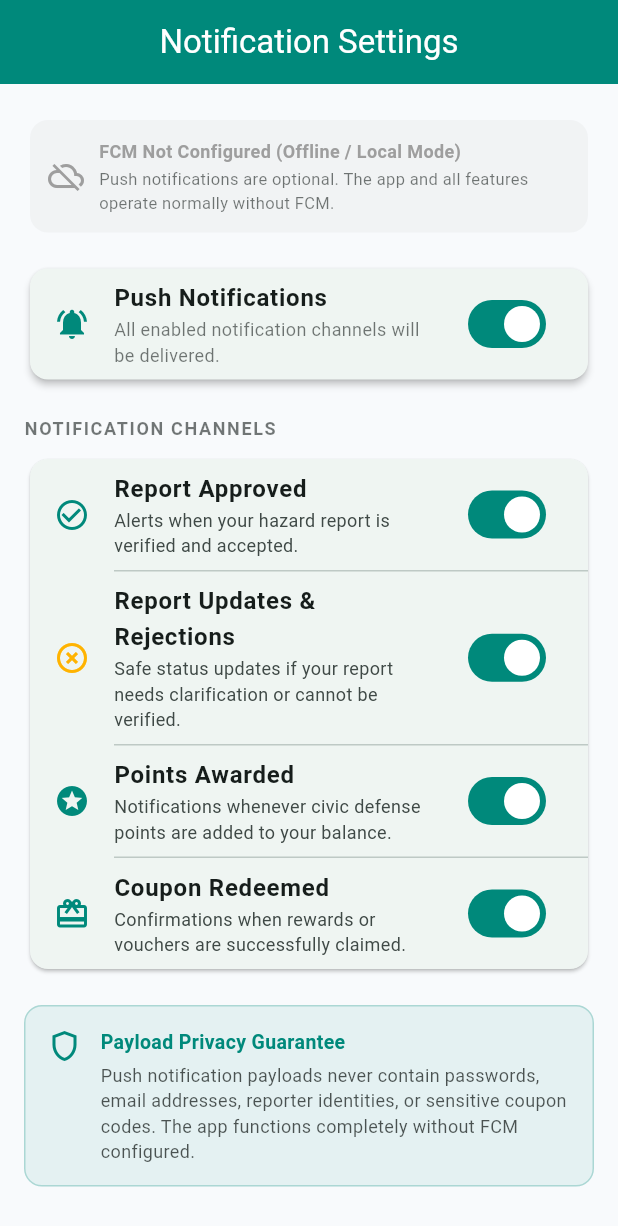
After one commit to chathuranga00/Clean-Spot, a Flutter app: the SettingsScreen screen opened by its route, on a phone screen of 412 x 824 dp. The commit adds this screen. Shown: the top 1226 px of the screen. Run offline on Flutter 3.47's test engine with Material 3 defaults, Android fonts, the phone set to English and light mode, and no system bars; our stand-ins replace cloud_firestore, cloud_functions, firebase_auth, firebase_core, firebase_storage, fl_chart and 7 more; accounts and stored records are empty.

Commit message:
feat: optional FCM notifications with privacy-safe payloads and settings screen
Backend:
- functions/src/notifications/types.ts: NotificationEventType, UserNotificationPreferences,
  DEFAULT_NOTIFICATION_PREFERENCES, SafeNotificationPayload, SendNotificationResult
- functions/src/notifications/notificationService.ts: buildSafeNotificationPayload (zero PII,
  zero coupon codes enforced), isNotificationAllowed (master + category switches),
  sendNotificationToUser (FCM multicast, stale token pruning, graceful degradation)
- functions/src/points/awardReportPoints.ts: dispatch 'approved' and 'points' events post-transaction
- functions/src/rewards/redeemRewardService.ts: dispatch 'coupon_redeemed' post-transaction
  (STRICT: coupon code never included in payload)
- functions/src/validation/validateReport.ts: dispatch 'rejected' on Stage 1 and Stage 3 failures
- functions/src/index.ts: export notification types and service
- functions/tests/notificationService.test.ts: 13 unit tests - payload sanitization, preference
  enforcement (master + granular), graceful degradation, stale token pruning

Flutter:
- lib/src/features/notifications/domain/notification_preferences.dart: domain model with fromMap/toMap/copyWith
- lib/src/features/notifications/data/notification_repository.dart: Firestore-backed preferences
  repository, FCM token registration/unregistration, Riverpod providers, graceful offline degradation
- lib/src/features/notifications/presentation/settings_screen.dart: settings screen with master switch,
  4 category switches, FCM status badge (active/unconfigured), privacy guarantee panel
- lib/src/core/router/app_router.dart: added /settings route
- lib/src/features/profile/presentation/profile_screen.dart: settings icon in AppBar and Notification Preferences ListTile
- test/notification_settings_test.dart: 7 tests - model roundtrip, master switch, category switch,
  FCM configured/unconfigured status badge, repository persistence

Privacy guarantee: zero PII, zero emails, zero coupon codes in any push payload.
App and all features operate normally when FCM is unconfigured or unavailable.
Docs: architecture.md section 9 - FCM privacy and graceful degradation spec.

```diff
--- a/lib/src/core/router/app_router.dart
+++ b/lib/src/core/router/app_router.dart
@@ -23,6 +23,7 @@ import '../../features/reports/presentation/report_detail_screen.dart';
 import '../../features/reports/presentation/report_review_screen.dart';
 import '../../features/rewards/presentation/redemption_history_screen.dart';
 import '../../features/rewards/presentation/reward_shop_screen.dart';
+import '../../features/notifications/presentation/settings_screen.dart';
 
 final _rootNavigatorKey = GlobalKey<NavigatorState>();
 final _homeNavigatorKey = GlobalKey<NavigatorState>();
@@ -212,6 +213,11 @@ final routerProvider = Provider<GoRouter>((ref) {
         parentNavigatorKey: _rootNavigatorKey,
         builder: (context, state) => const AdminReviewScreen(),
       ),
+      GoRoute(
+        path: '/settings',
+        parentNavigatorKey: _rootNavigatorKey,
+        builder: (context, state) => const SettingsScreen(),
+      ),
     ],
     errorBuilder: (context, state) => Scaffold(
       appBar: AppBar(title: const Text('Page Not Found')),
--- /dev/null
+++ b/lib/src/features/notifications/domain/notification_preferences.dart
@@ -0,0 +1,88 @@
+import 'package:flutter/foundation.dart';
+
+/// User-controlled notification preferences for push events.
+/// Stored in Firestore under `users/{userId}.notificationPreferences`.
+///
+/// Complies with zero-sensitive-data requirements: notification payloads
+/// never include passwords, email/PII, or secret coupon codes.
+@immutable
+class NotificationPreferences {
+  final bool enabled;
+  final bool reportApproved;
+  final bool reportRejected;
+  final bool pointsAwarded;
+  final bool couponRedeemed;
+
+  const NotificationPreferences({
+    this.enabled = true,
+    this.reportApproved = true,
+    this.reportRejected = true,
+    this.pointsAwarded = true,
+    this.couponRedeemed = true,
+  });
+
+  /// Factory from Firestore Map or local JSON
+  factory NotificationPreferences.fromMap(Map<String, dynamic>? data) {
+    if (data == null) {
+      return const NotificationPreferences();
+    }
+
+    return NotificationPreferences(
+      enabled: data['enabled'] as bool? ?? true,
+      reportApproved: data['reportApproved'] as bool? ?? true,
+      reportRejected: data['reportRejected'] as bool? ?? true,
+      pointsAwarded: data['pointsAwarded'] as bool? ?? true,
+      couponRedeemed: data['couponRedeemed'] as bool? ?? true,
+    );
+  }
+
+  /// Converts preferences to a clean Firestore map
+  Map<String, dynamic> toMap() {
+    return {
+      'enabled': enabled,
+      'reportApproved': reportApproved,
+      'reportRejected': reportRejected,
+      'pointsAwarded': pointsAwarded,
+      'couponRedeemed': couponRedeemed,
+    };
+  }
+
+  /// Immutably updates preferences
+  NotificationPreferences copyWith({
+    bool? enabled,
+    bool? reportApproved,
+    bool? reportRejected,
+    bool? pointsAwarded,
+    bool? couponRedeemed,
+  }) {
+    return NotificationPreferences(
+      enabled: enabled ?? this.enabled,
+      reportApproved: reportApproved ?? this.reportApproved,
+      reportRejected: reportRejected ?? this.reportRejected,
+      pointsAwarded: pointsAwarded ?? this.pointsAwarded,
+      couponRedeemed: couponRedeemed ?? this.couponRedeemed,
+    );
+  }
+
+  @override
+  bool operator ==(Object other) {
+    if (identical(this, other)) return true;
+    return other is NotificationPreferences &&
+        other.enabled == enabled &&
+        other.reportApproved == reportApproved &&
+        other.reportRejected == reportRejected &&
+        other.pointsAwarded == pointsAwarded &&
+        other.couponRedeemed == couponRedeemed;
+  }
+
+  @override
+  int get hashCode {
+    return Object.hash(
+      enabled,
+      reportApproved,
+      reportRejected,
+      pointsAwarded,
+      couponRedeemed,
+    );
+  }
+}
--- /dev/null
+++ b/lib/src/features/notifications/presentation/settings_screen.dart
@@ -0,0 +1,351 @@
+import 'package:flutter/material.dart';
+import 'package:flutter_riverpod/flutter_riverpod.dart';
+
+import '../../../core/theme/app_theme.dart';
+import '../../auth/data/auth_repository.dart';
+import '../data/notification_repository.dart';
+import '../domain/notification_preferences.dart';
+
+class SettingsScreen extends ConsumerStatefulWidget {
+  const SettingsScreen({super.key});
+
+  @override
+  ConsumerState<SettingsScreen> createState() => _SettingsScreenState();
+}
+
+class _SettingsScreenState extends ConsumerState<SettingsScreen> {
+  NotificationPreferences? _localPreferences;
+
+  void _onToggleChanged(NotificationPreferences newPrefs) {
+    setState(() {
+      _localPreferences = newPrefs;
+    });
+
+    final user = ref.read(authRepositoryProvider).currentUser;
+    if (user != null) {
+      ref.read(notificationRepositoryProvider).updatePreferences(
+            userId: user.uid,
+            preferences: newPrefs,
+          );
+    }
+  }
+
+  @override
+  Widget build(BuildContext context) {
+    final streamPrefsAsync = ref.watch(notificationPreferencesStreamProvider);
+    final isFcmConfigured = ref.watch(fcmServiceConfiguredProvider);
+
+    final currentPrefs = _localPreferences ??
+        streamPrefsAsync.value ??
+        const NotificationPreferences();
+
+    return Scaffold(
+      appBar: AppBar(
+        title: const Text('Notification Settings'),
+        elevation: 0,
+      ),
+      body: ListView(
+        padding: const EdgeInsets.symmetric(horizontal: 16.0, vertical: 20.0),
+        children: [
+          // 1. FCM Configuration Status Card
+          _buildFcmStatusCard(context, isFcmConfigured),
+          const SizedBox(height: 16),
+
+          // 2. Master Push Notification Toggle
+          Card(
+            shape: RoundedRectangleBorder(
+              borderRadius: BorderRadius.circular(12),
+            ),
+            elevation: 2,
+            child: SwitchListTile(
+              key: const Key('master_notification_switch'),
+              value: currentPrefs.enabled,
+              activeTrackColor: AppColors.primaryTeal,
+              secondary: Icon(
+                currentPrefs.enabled
+                    ? Icons.notifications_active
+                    : Icons.notifications_off,
+                color: currentPrefs.enabled
+                    ? AppColors.primaryTeal
+                    : Colors.grey,
+              ),
+              title: const Text(
+                'Push Notifications',
+                style: TextStyle(fontWeight: FontWeight.bold, fontSize: 16),
+              ),
+              subtitle: Text(
+                currentPrefs.enabled
+                    ? 'All enabled notification channels will be delivered.'
+                    : 'All notifications are currently muted.',
+                style: TextStyle(
+                  fontSize: 12,
+                  color: Theme.of(context)
+                      .colorScheme
+                      .onSurface
+                      .withValues(alpha: 0.6),
+                ),
+              ),
+              onChanged: (bool value) {
+                _onToggleChanged(currentPrefs.copyWith(enabled: value));
+              },
+            ),
+          ),
+          const SizedBox(height: 20),
+
+          // 3. Category Switches
+          Text(
+            'NOTIFICATION CHANNELS',
+            style: TextStyle(
+              fontSize: 12,
+              fontWeight: FontWeight.bold,
+              letterSpacing: 1.1,
+              color: Theme.of(context)
+                  .colorScheme
+                  .onSurface
+                  .withValues(alpha: 0.6),
+            ),
+          ),
+          const SizedBox(height: 8),
+
+          Card(
+            shape: RoundedRectangleBorder(
+              borderRadius: BorderRadius.circular(12),
+            ),
+            elevation: 1,
+            child: Column(
+              children: [
+                // Report Approved
+                SwitchListTile(
+                  key: const Key('toggle_report_approved'),
+                  value: currentPrefs.enabled && currentPrefs.reportApproved,
+                  activeTrackColor: AppColors.primaryTeal,
+                  secondary: const Icon(
+                    Icons.check_circle_outline,
+                    color: AppColors.primaryTeal,
+                  ),
+                  title: const Text(
+                    'Report Approved',
+                    style: TextStyle(fontWeight: FontWeight.w600),
+                  ),
+                  subtitle: const Text(
+                    'Alerts when your hazard report is verified and accepted.',
+                    style: TextStyle(fontSize: 12),
+                  ),
+                  onChanged: currentPrefs.enabled
+                      ? (value) {
+                          _onToggleChanged(
+                            currentPrefs.copyWith(reportApproved: value),
+                          );
+                        }
+                      : null,
+                ),
+                const Divider(height: 1, indent: 56),
+
+                // Report Rejected
+                SwitchListTile(
+                  key: const Key('toggle_report_rejected'),
+                  value: currentPrefs.enabled && currentPrefs.reportRejected,
+                  activeTrackColor: AppColors.primaryTeal,
+                  secondary: const Icon(
+                    Icons.highlight_off,
+                    color: AppColors.alertAmber,
+                  ),
+                  title: const Text(
+                    'Report Updates & Rejections',
+                    style: TextStyle(fontWeight: FontWeight.w600),
+                  ),
+                  subtitle: const Text(
+                    'Safe status updates if your report needs clarification or cannot be verified.',
+                    style: TextStyle(fontSize: 12),
+                  ),
+                  onChanged: currentPrefs.enabled
+                      ? (value) {
+                          _onToggleChanged(
+                            currentPrefs.copyWith(reportRejected: value),
+                          );
+                        }
+                      : null,
+                ),
+                const Divider(height: 1, indent: 56),
+
+                // Civic Points Awarded
+                SwitchListTile(
+                  key: const Key('toggle_points_awarded'),
+                  value: currentPrefs.enabled && currentPrefs.pointsAwarded,
+                  activeTrackColor: AppColors.primaryTeal,
+                  secondary: const Icon(
+                    Icons.stars,
+                    color: AppColors.primaryTeal,
+                  ),
+                  title: const Text(
+                    'Points Awarded',
+                    style: TextStyle(fontWeight: FontWeight.w600),
+                  ),
+                  subtitle: const Text(
+                    'Notifications whenever civic defense points are added to your balance.',
+                    style: TextStyle(fontSize: 12),
+                  ),
+                  onChanged: currentPrefs.enabled
+                      ? (value) {
+                          _onToggleChanged(
+                            currentPrefs.copyWith(pointsAwarded: value),
+                          );
+                        }
+                      : null,
+                ),
+                const Divider(height: 1, indent: 56),
+
+                // Coupon Redeemed
+                SwitchListTile(
+                  key: const Key('toggle_coupon_redeemed'),
+                  value: currentPrefs.enabled && currentPrefs.couponRedeemed,
+                  activeTrackColor: AppColors.primaryTeal,
+                  secondary: const Icon(
+                    Icons.card_giftcard,
+                    color: AppColors.primaryTeal,
+                  ),
+                  title: const Text(
+                    'Coupon Redeemed',
+                    style: TextStyle(fontWeight: FontWeight.w600),
+                  ),
+                  subtitle: const Text(
+                    'Confirmations when rewards or vouchers are successfully claimed.',
+                    style: TextStyle(fontSize: 12),
+                  ),
+                  onChanged: currentPrefs.enabled
+                      ? (value) {
+                          _onToggleChanged(
+                            currentPrefs.copyWith(couponRedeemed: value),
+                          );
+                        }
+                      : null,
+                ),
+              ],
+            ),
+          ),
+          const SizedBox(height: 20),
+
+          // 4. Privacy & Payload Security Guarantee
+          Container(
+            padding: const EdgeInsets.all(14),
+            decoration: BoxDecoration(
+              color: AppColors.primaryTeal.withValues(alpha: 0.08),
+              borderRadius: BorderRadius.circular(12),
+              border: Border.all(
+                color: AppColors.primaryTeal.withValues(alpha: 0.25),
+              ),
+            ),
+            child: Row(
+              crossAxisAlignment: CrossAxisAlignment.start,
+              children: [
+                const Icon(
+                  Icons.shield_outlined,
+                  color: AppColors.primaryTeal,
+                  size: 24,
+                ),
+                const SizedBox(width: 12),
+                Expanded(
+                  child: Column(
+                    crossAxisAlignment: CrossAxisAlignment.start,
+                    children: [
+                      const Text(
+                        'Payload Privacy Guarantee',
+                        style: TextStyle(
+                          fontWeight: FontWeight.bold,
+                          fontSize: 13,
+                          color: AppColors.primaryTeal,
+                        ),
+                      ),
+                      const SizedBox(height: 4),
+                      Text(
+                        'Push notification payloads never contain passwords, email addresses, reporter identities, or sensitive coupon codes. The app functions completely without FCM configured.',
+                        style: TextStyle(
+                          fontSize: 12,
+                          color: Theme.of(context)
+                              .colorScheme
+                              .onSurface
+                              .withValues(alpha: 0.75),
+                        ),
+                      ),
+                    ],
+                  ),
+                ),
+              ],
+            ),
+          ),
+        ],
+      ),
+    );
+  }
+
+  Widget _buildFcmStatusCard(BuildContext context, bool isConfigured) {
+    if (isConfigured) {
+      return Card(
+        shape: RoundedRectangleBorder(borderRadius: BorderRadius.circular(12)),
+        color: Colors.green.withValues(alpha: 0.08),
+        elevation: 0,
+        child: Padding(
+          padding: const EdgeInsets.all(12.0),
+          child: Row(
+            children: const [
+              Icon(Icons.cloud_done, color: Colors.green),
+              SizedBox(width: 10),
+              Expanded(
+                child: Text(
+                  'FCM Push Service Active: Cloud messages enabled.',
+                  style: TextStyle(
+                    fontSize: 12,
+                    fontWeight: FontWeight.w600,
+                    color: Colors.green,
+                  ),
+                ),
+              ),
+            ],
+          ),
+        ),
+      );
+    }
+
+    return Card(
+      key: const Key('fcm_status_unconfigured'),
+      shape: RoundedRectangleBorder(borderRadius: BorderRadius.circular(12)),
+      color: Colors.grey.withValues(alpha: 0.08),
+      elevation: 0,
+      child: Padding(
+        padding: const EdgeInsets.all(12.0),
+        child: Row(
+          children: [
+            const Icon(Icons.cloud_off, color: Colors.grey),
+            const SizedBox(width: 10),
+            Expanded(
+              child: Column(
+                crossAxisAlignment: CrossAxisAlignment.start,
+                children: [
+                  const Text(
+                    'FCM Not Configured (Offline / Local Mode)',
+                    style: TextStyle(
+                      fontSize: 12,
+                      fontWeight: FontWeight.bold,
+                      color: Colors.grey,
+                    ),
+                  ),
+                  const SizedBox(height: 2),
+                  Text(
+                    'Push notifications are optional. The app and all features operate normally without FCM.',
+                    style: TextStyle(
+                      fontSize: 11,
+                      color: Theme.of(context)
+                          .colorScheme
+                          .onSurface
+                          .withValues(alpha: 0.6),
+                    ),
+                  ),
+                ],
+              ),
+            ),
+          ],
+        ),
+      ),
+    );
+  }
+}
--- a/lib/src/features/profile/presentation/profile_screen.dart
+++ b/lib/src/features/profile/presentation/profile_screen.dart
@@ -20,6 +20,14 @@ class ProfileScreen extends ConsumerWidget {
       appBar: AppBar(
         title: const Text('My Profile'),
         elevation: 0,
+        actions: [
+          IconButton(
+            key: const Key('btn_profile_settings'),
+            icon: const Icon(Icons.settings),
+            tooltip: 'Notification Settings',
+            onPressed: () => context.push('/settings'),
+          ),
+        ],
       ),
       body: userProfileAsync.when(
         data: (profile) {
@@ -326,7 +334,28 @@ class ProfileScreen extends ConsumerWidget {
                     ),
                   ),
                 ),
-                const SizedBox(height: 32),
+                const SizedBox(height: 16),
+
+                // Settings & Preferences
+                Card(
+                  shape: RoundedRectangleBorder(
+                    borderRadius: BorderRadius.circular(12),
+                  ),
+                  child: ListTile(
+                    key: const Key('tile_profile_notifications_settings'),
+                    leading: const Icon(Icons.notifications_active_outlined,
+                        color: AppColors.primaryTeal),
+                    title: const Text('Notification Preferences',
+                        style: TextStyle(fontWeight: FontWeight.w600)),
+                    subtitle: const Text(
+                      'Manage push notification channels & privacy',
+                      style: TextStyle(fontSize: 12),
+                    ),
+                    trailing: const Icon(Icons.chevron_right),
+                    onTap: () => context.push('/settings'),
+                  ),
+                ),
+                const SizedBox(height: 24),
 
                 // Logout Action
                 SizedBox(
```
Also changed, not shown: lib/src/features/notifications/data/notification_repository.dart (added, +110 -0 lines), 9 other files.
